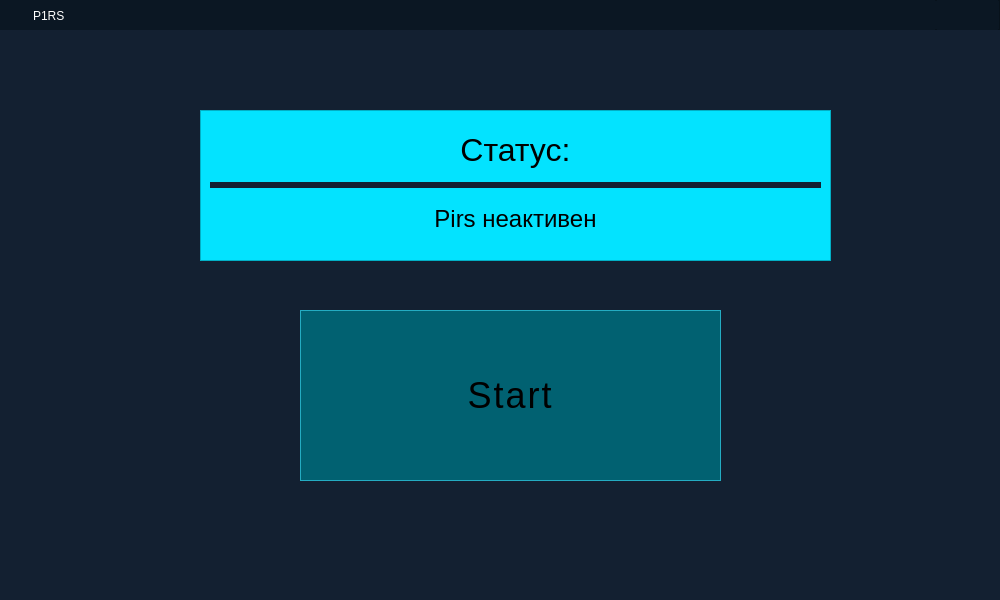
Yondu715/PIRS, file gui/gui_pirs.ui: the form before one commit.
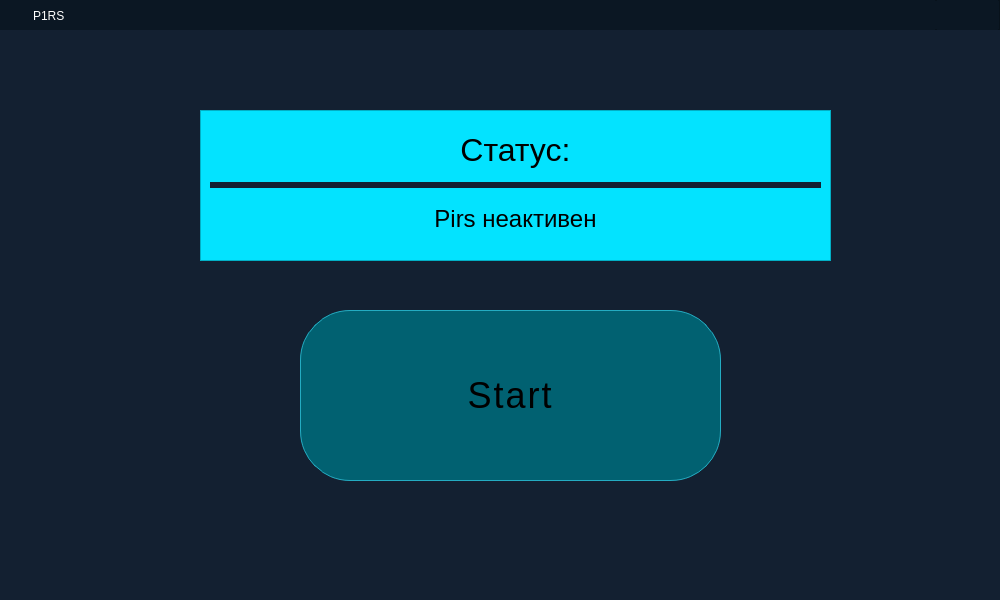
The form after the commit. Icons and pictures are not drawn.

Commit message: move settings window, change form start button and ok button

The edit to the form file:
```diff
--- a/gui/gui_pirs.ui
+++ b/gui/gui_pirs.ui
@@ -66,10 +66,9 @@
   background: rgba(1, 97, 113);
   font-size: 36px;
   text-align: center;
-  border: 1px;
-  border-color: rgb(36, 172, 194);
-  border-style: solid;
-  }
+  border-radius: 50px;
+  border: 1px solid rgb(36, 172, 194);
+}
 
 QPushButton:hover {
     background-color: rgb(36, 172, 194);
```
Left out of the diff: 4 changed lines with no effect on the pictures. The commit also changes 2 other files.
